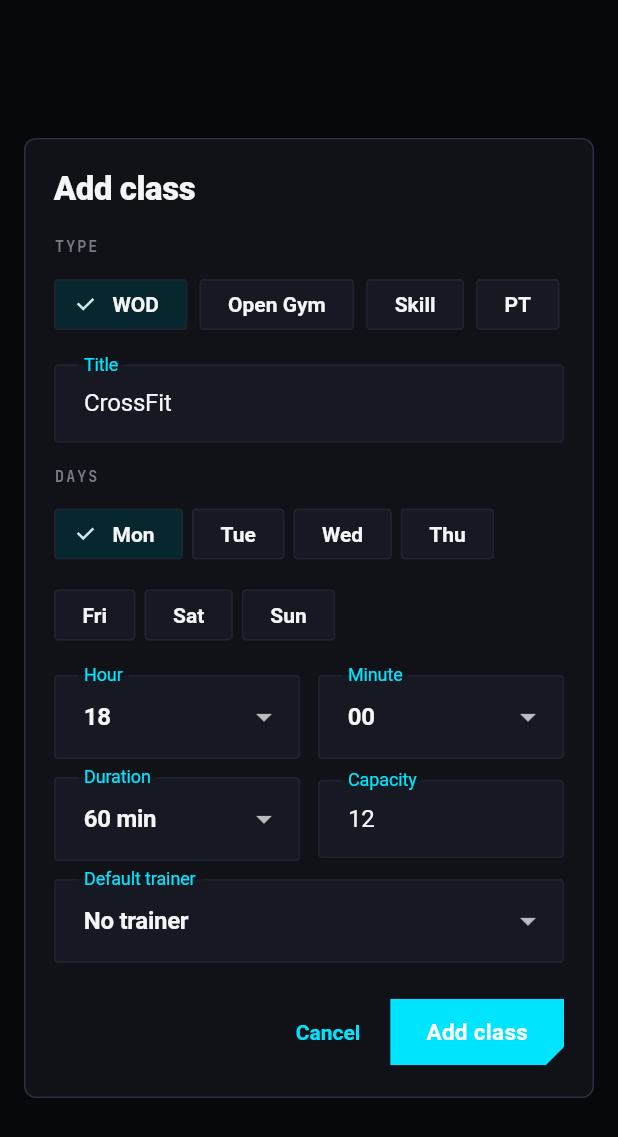
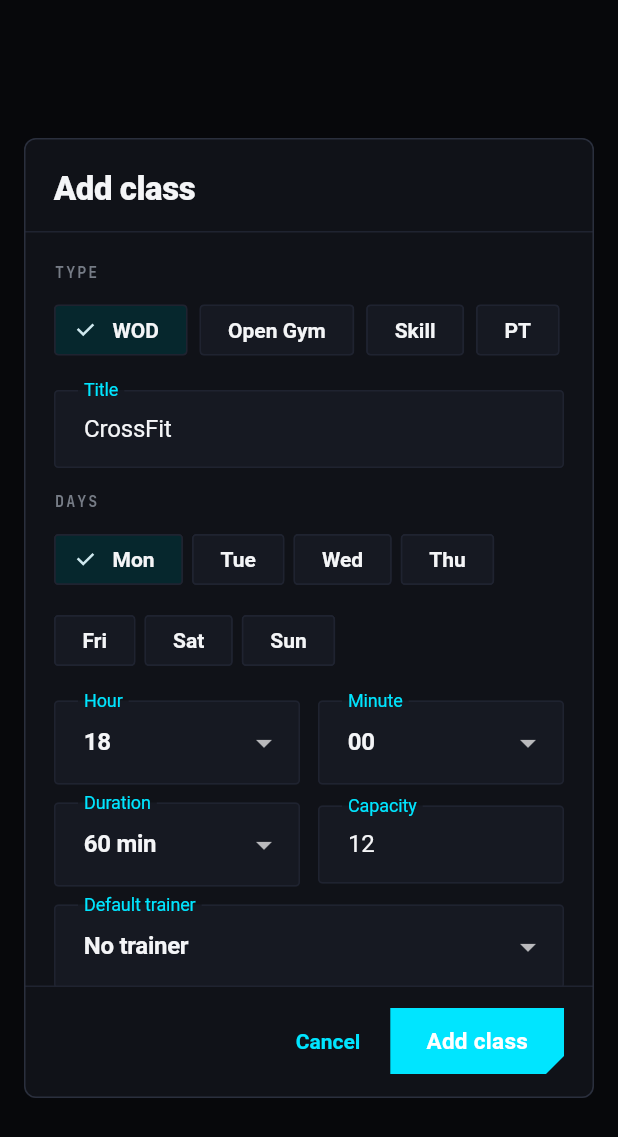
Before and after one commit to simisimon/BoxOS, a Flutter app: the ClassTemplateDialog widget shown alone on an empty page, opened directly, on a phone screen of 412 x 824 dp. Shown: the top 1137 px of the screen. Run offline on Flutter 3.47's test engine with Material 3 defaults, Android fonts, the phone set to English and light mode, and no system bars; our stand-ins replace csv, dio, flutter_riverpod, flutter_secure_storage, go_router, google_fonts and 2 more; missing offline and left inert: dart:js_interop; accounts and stored records are empty; network calls fail.

Commit message:
Use same layout for Add WOD and ADD Class

```diff
--- /dev/null
+++ b/app/lib/core/presentation/app_form_dialog.dart
@@ -0,0 +1,113 @@
+import 'package:app/core/presentation/app_chrome.dart';
+import 'package:flutter/material.dart';
+
+/// Shared frame for the class and WOD forms: same size, header and action
+/// bar everywhere, only [child] differs. The size stays fixed whatever the
+/// content; long forms scroll between header and actions.
+class AppFormDialog extends StatelessWidget {
+  const AppFormDialog({
+    super.key,
+    required this.title,
+    this.subtitle,
+    required this.child,
+    required this.actions,
+    this.leading,
+  });
+
+  static const width = 520.0;
+  static const height = 640.0;
+
+  final String title;
+  final String? subtitle;
+  final Widget child;
+  final List<Widget> actions;
+
+  /// Left of the action bar, e.g. a delete icon.
+  final Widget? leading;
+
+  @override
+  Widget build(BuildContext context) {
+    final theme = Theme.of(context);
+    // The app theme makes Filled/Outlined buttons full-width, which is an
+    // infinite width inside the action bar.
+    const compact = WidgetStatePropertyAll(Size(0, 44));
+    final actionTheme = theme.copyWith(
+      filledButtonTheme: FilledButtonThemeData(
+        style: (theme.filledButtonTheme.style ?? const ButtonStyle()).copyWith(
+          minimumSize: compact,
+        ),
+      ),
+      outlinedButtonTheme: OutlinedButtonThemeData(
+        style: (theme.outlinedButtonTheme.style ?? const ButtonStyle())
+            .copyWith(minimumSize: compact),
+      ),
+    );
+
+    return Dialog(
+      backgroundColor: appSurface,
+      insetPadding: const EdgeInsets.all(16),
+      child: SizedBox(
+        width: width,
+        height: height,
+        child: Column(
+          crossAxisAlignment: CrossAxisAlignment.stretch,
+          children: [
+            Padding(
+              padding: const EdgeInsets.fromLTRB(20, 20, 20, 14),
+              child: Column(
+                crossAxisAlignment: CrossAxisAlignment.start,
+                children: [
+                  Text(
+                    title,
+                    style: theme.textTheme.titleLarge?.copyWith(
+                      color: appText,
+                      fontWeight: FontWeight.w800,
+                    ),
+                  ),
+                  if (subtitle != null) ...[
+                    const SizedBox(height: 4),
+                    Text(
+                      subtitle!,
+                      style: theme.textTheme.bodySmall?.copyWith(
+                        color: appSubtleText,
+                      ),
+                    ),
+                  ],
+                ],
+              ),
+            ),
+            const Divider(height: 1, color: appBorder),
+            Expanded(
+              child: SingleChildScrollView(
+                padding: const EdgeInsets.all(20),
+                child: child,
+              ),
+            ),
+            const Divider(height: 1, color: appBorder),
+            Theme(
+              data: actionTheme,
+              child: Padding(
+                padding: const EdgeInsets.fromLTRB(12, 12, 20, 14),
+                child: Row(
+                  children: [
+                    ?leading,
+                    // Stacks the actions instead of overflowing on phones.
+                    Expanded(
+                      child: OverflowBar(
+                        alignment: MainAxisAlignment.end,
+                        spacing: 8,
+                        overflowSpacing: 8,
+                        overflowAlignment: OverflowBarAlignment.end,
+                        children: actions,
+                      ),
+                    ),
+                  ],
+                ),
+              ),
+            ),
+          ],
+        ),
+      ),
+    );
+  }
+}
--- a/app/lib/features/calendar/presentation/widgets/class_template_dialog.dart
+++ b/app/lib/features/calendar/presentation/widgets/class_template_dialog.dart
@@ -1,5 +1,6 @@
 import 'package:app/core/errors/error_message.dart';
 import 'package:app/core/presentation/app_chrome.dart';
+import 'package:app/core/presentation/app_form_dialog.dart';
 import 'package:app/features/calendar/data/repositories/api_schedule_repository.dart';
 import 'package:app/features/calendar/domain/models/class_template.dart';
 import 'package:app/features/calendar/domain/models/class_type.dart';
@@ -216,37 +217,35 @@ class _ClassTemplateDialogState extends ConsumerState<ClassTemplateDialog> {
   @override
   Widget build(BuildContext context) {
     final theme = Theme.of(context);
-    return Dialog(
-      backgroundColor: appSurface,
-      insetPadding: const EdgeInsets.all(16),
-      child: ConstrainedBox(
-        constraints: const BoxConstraints(maxWidth: 460),
-        child: SingleChildScrollView(
-          padding: const EdgeInsets.all(20),
+    return AppFormDialog(
+      title: _isCreating ? 'Add class' : 'Edit class',
+      subtitle: _isCreating
+          ? null
+          : 'Changes apply to all upcoming dates. Booked dates keep their time.',
+      leading: _isCreating
+          ? null
+          : IconButton(
+              onPressed: _isSaving ? null : _delete,
+              icon: const Icon(Icons.delete_outline_rounded),
+              color: appDanger,
+              tooltip: 'Delete class',
+            ),
+      actions: [
+        TextButton(
+          onPressed: _isSaving ? null : () => Navigator.of(context).pop(),
+          child: const Text('Cancel'),
+        ),
+        FilledButton(
+          onPressed: _isSaving ? null : _save,
+          child: Text(_isCreating ? 'Add class' : 'Save'),
+        ),
+      ],
       child: Form(
         key: _formKey,
         child: Column(
           crossAxisAlignment: CrossAxisAlignment.stretch,
           mainAxisSize: MainAxisSize.min,
           children: [
-                Text(
-                  _isCreating ? 'Add class' : 'Edit class',
-                  style: theme.textTheme.titleLarge?.copyWith(
-                    color: appText,
-                    fontWeight: FontWeight.w800,
-                  ),
-                ),
-                if (!_isCreating) ...[
-                  const SizedBox(height: 4),
-                  Text(
-                    'Changes apply to all upcoming dates. Booked dates keep '
-                    'their time.',
-                    style: theme.textTheme.bodySmall?.copyWith(
-                      color: appSubtleText,
-                    ),
-                  ),
-                ],
-                const SizedBox(height: 18),
             Text('TYPE', style: appMono(fontSize: 10)),
             const SizedBox(height: 8),
             Wrap(
@@ -342,9 +341,7 @@ class _ClassTemplateDialogState extends ConsumerState<ClassTemplateDialog> {
                   child: DropdownButtonFormField<int>(
                     initialValue: _duration,
                     isExpanded: true,
-                        decoration: const InputDecoration(
-                          labelText: 'Duration',
-                        ),
+                    decoration: const InputDecoration(labelText: 'Duration'),
                     items: [
                       for (final duration in _durationOptions)
                         DropdownMenuItem(
@@ -362,9 +359,7 @@ class _ClassTemplateDialogState extends ConsumerState<ClassTemplateDialog> {
                   child: TextFormField(
                     controller: _capacityController,
                     keyboardType: TextInputType.number,
-                        decoration: const InputDecoration(
-                          labelText: 'Capacity',
-                        ),
+                    decoration: const InputDecoration(labelText: 'Capacity'),
                     validator: (value) {
                       final parsed = int.tryParse((value ?? '').trim());
                       if (parsed == null || parsed <= 0 || parsed > 200) {
@@ -412,48 +407,7 @@ class _ClassTemplateDialogState extends ConsumerState<ClassTemplateDialog> {
                 );
               },
             ),
-                const SizedBox(height: 22),
-                Row(
-                  children: [
-                    // Icon-only so all three actions fit on a phone-width dialog.
-                    if (!_isCreating)
-                      IconButton(
-                        onPressed: _isSaving ? null : _delete,
-                        icon: const Icon(Icons.delete_outline_rounded),
-                        color: appDanger,
-                        tooltip: 'Delete class',
-                      ),
-                    // OverflowBar stacks the actions instead of overflowing
-                    // on narrow phones.
-                    Expanded(
-                      child: OverflowBar(
-                        alignment: MainAxisAlignment.end,
-                        spacing: 8,
-                        overflowAlignment: OverflowBarAlignment.end,
-                        children: [
-                          TextButton(
-                            onPressed: _isSaving
-                                ? null
-                                : () => Navigator.of(context).pop(),
-                            child: const Text('Cancel'),
-                          ),
-                          FilledButton(
-                            onPressed: _isSaving ? null : _save,
-                            // The app theme makes FilledButtons full-width;
-                            // in a Row that is an infinite width.
-                            style: FilledButton.styleFrom(
-                              minimumSize: const Size(0, 44),
-                            ),
-                            child: Text(_isCreating ? 'Add class' : 'Save'),
-                          ),
           ],
-                      ),
-                    ),
-                  ],
-                ),
-              ],
-            ),
-          ),
         ),
       ),
     );
```
Also changed, not shown: app/lib/features/calendar/presentation/screens/calendar_screen.dart (+40 -63 lines), app/lib/features/programming/data/repositories/api_programming_repository.dart (+7 -9 lines), app/lib/features/programming/domain/models/daily_workout.dart (+4 -4 lines), app/lib/features/programming/presentation/screens/import_workouts_dialog.dart (+28 -26 lines), app/lib/features/programming/presentation/widgets/wod_day_section.dart (+19 -23 lines), 1 other file. Lines whose indentation alone changed are shown as unchanged.
